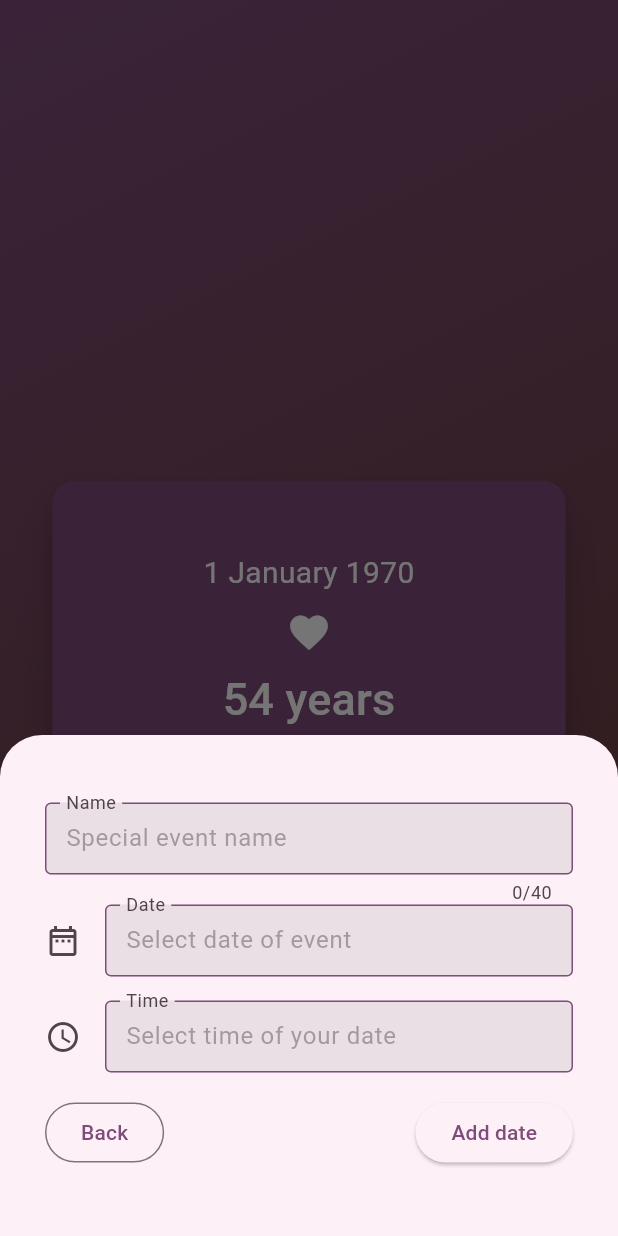
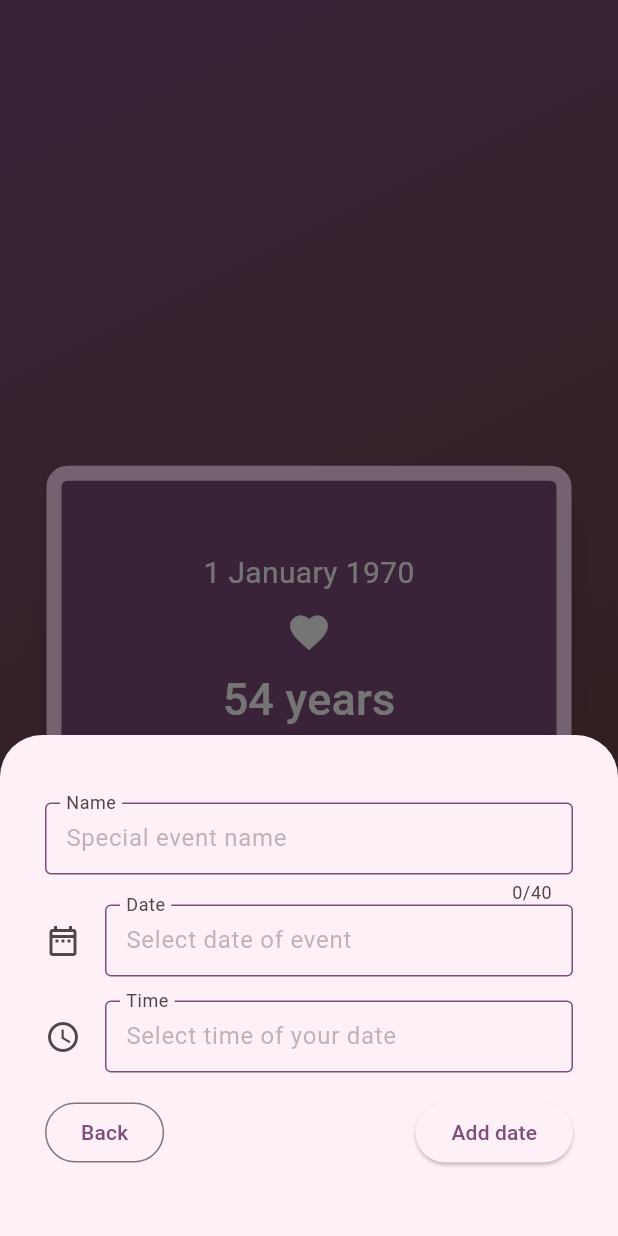
Before and after one commit to pulo0/anniversary-date-app, a Flutter app: the screen it shows after launch, after a tap on "Add date", on a phone screen of 412 x 824 dp. Run offline on Flutter 3.47's test engine with Material 3 defaults, Android fonts, the phone set to English and light mode, and no system bars; our stand-ins replace get_it, google_fonts, shared_preferences; Roboto replaces fonts that are missing (Rosario).

Commit message:
feat: transformed all the 'cosmetic' addons to widgets to app_theme.dart - added service_locator (GetIT) and dependency injection - slight changes and improvements

```diff
--- /dev/null
+++ b/lib/logic/service_locator.dart
@@ -0,0 +1,15 @@
+import 'package:get_it/get_it.dart';
+import 'package:anniversary_date_app/tools/name_helper.dart';
+import 'package:anniversary_date_app/tools/time_calculations.dart';
+import 'package:anniversary_date_app/tools/shared_date_preferences.dart';
+
+final locator = GetIt.I;
+
+void setupLocator() {
+  locator.registerLazySingleton<NameHelper>(() => NameHelper());
+
+  locator.registerLazySingleton<TimeCalculations>(() => TimeCalculations());
+
+  locator.registerLazySingleton<SharedDatePreferences>(
+      () => SharedDatePreferences());
+}
--- a/lib/main.dart
+++ b/lib/main.dart
@@ -1,11 +1,13 @@
+import 'package:flutter/material.dart';
+import 'package:flutter/services.dart';
 import 'package:anniversary_date_app/style/app_theme.dart';
 import 'package:anniversary_date_app/widgets/tab_screen.dart';
-import 'package:flutter/material.dart';
-import 'package:flutter/services.dart';
+import 'package:anniversary_date_app/logic/service_locator.dart';
 
 void main() {
   WidgetsFlutterBinding.ensureInitialized();
   SystemChrome.setPreferredOrientations([DeviceOrientation.portraitUp]);
+  setupLocator();
   runApp(const MainApp());
 }
 
@@ -18,6 +20,7 @@ class MainApp extends StatelessWidget {
       debugShowCheckedModeBanner: false,
       title: 'Anniversary Date App',
       theme: mainTheme(),
+      themeMode: themeMode(),
       home: const TabScreen(),
     );
   }
--- a/lib/style/app_theme.dart
+++ b/lib/style/app_theme.dart
@@ -1,9 +1,53 @@
 import 'package:flutter/material.dart';
+import 'package:google_fonts/google_fonts.dart';
+
+const double radiusSize = 4.0;
+const double margin = 10.0;
+const double hintOpacity = .5;
+const double cardBorderSideWidth = 10.0;
+const double cardBorderSideStrokeAlign = 1.0;
 
 ColorScheme get colorScheme => ColorScheme.fromSeed(
-  seedColor: const Color.fromARGB(255, 67, 35, 65),
-);
+      seedColor: const Color.fromARGB(255, 67, 35, 65),
+    );
 
-ThemeData mainTheme() => ThemeData.from(
+ThemeMode themeMode() => ThemeMode.dark;
+
+ThemeData mainTheme() => ThemeData(
+      useMaterial3: true,
       colorScheme: colorScheme,
+      cardTheme: CardTheme(
+        margin: const EdgeInsets.all(margin),
+        shadowColor: Colors.black,
+        elevation: 10.0,
+        shape: RoundedRectangleBorder(
+          side: BorderSide(
+            color: colorScheme.primaryContainer,
+            width: cardBorderSideWidth,
+            strokeAlign: cardBorderSideStrokeAlign,
+          ),
+          borderRadius: BorderRadius.circular(radiusSize),
+        ),
+      ),
+      inputDecorationTheme: InputDecorationTheme(
+        border: OutlineInputBorder(
+          borderRadius: BorderRadius.circular(radiusSize),
+        ),
+        enabledBorder: OutlineInputBorder(
+          borderSide: BorderSide(
+            color: colorScheme.primary,
+          ),
+        ),
+        fillColor: Colors.transparent,
+        floatingLabelBehavior: FloatingLabelBehavior.always,
+        hintStyle: TextStyle(
+          color: colorScheme.outline.withOpacity(hintOpacity),
+        ),
+        filled: true,
+        contentPadding: const EdgeInsets.all(margin),
+      ),
+      textTheme: GoogleFonts.rosarioTextTheme().copyWith(
+        bodyLarge: GoogleFonts.rosario(),
+        bodyMedium: GoogleFonts.rosario(),
+      ),
     );
--- a/lib/tools/time_calculations.dart
+++ b/lib/tools/time_calculations.dart
@@ -1,5 +1,4 @@
 import 'dart:async';
-
 import 'package:anniversary_date_app/tools/shared_date_preferences.dart';
 
 class TimeCalculations {
--- a/lib/widgets/custom_input_field.dart
+++ b/lib/widgets/custom_input_field.dart
@@ -1,5 +1,4 @@
 import 'package:flutter/material.dart';
-import 'package:anniversary_date_app/style/app_theme.dart';
 
 class CustomInputField extends StatelessWidget {
   final TextEditingController controller;
@@ -21,37 +20,18 @@ class CustomInputField extends StatelessWidget {
 
   @override
   Widget build(BuildContext context) {
-    const double radius = 4;
-    const double opacity = 0.65;
-    const double allPadding = 10;
-    const int max = 40;
+    const int maxLetterCount = 40;
 
     return TextField(
       controller: controller,
       autocorrect: isInputText ? true : false,
-      maxLength: isInputText ? max : null,
+      maxLength: isInputText ? maxLetterCount : null,
       onTap: isInputText ? null : showPicker,
       readOnly: isInputText ? false : true,
       decoration: InputDecoration(
-        border: OutlineInputBorder(
-          borderRadius: BorderRadius.circular(radius),
-        ),
-        enabledBorder: OutlineInputBorder(
-          borderSide: BorderSide(
-            color: colorScheme.primary,
-          ),
-        ),
-        // fillColor: Colors.transparent,
-        floatingLabelBehavior: FloatingLabelBehavior.always,
         labelText: labelTxt,
         icon: icon,
         hintText: hintTxt,
-        hintStyle: TextStyle(
-          color: colorScheme.outline.withOpacity(opacity),
-        ),
-        filled: true,
-        // fillColor: colorScheme.onTertiary,
-        contentPadding: const EdgeInsets.all(allPadding),
       ),
     );
   }
--- a/lib/widgets/date_bottom_sheet.dart
+++ b/lib/widgets/date_bottom_sheet.dart
@@ -1,9 +1,9 @@
-import 'package:anniversary_date_app/tools/name_helper.dart';
+import 'package:intl/intl.dart';
+import 'package:flutter/material.dart';
+import 'package:anniversary_date_app/style/app_theme.dart';
+import 'package:anniversary_date_app/widgets/custom_input_field.dart';
 import 'package:anniversary_date_app/tools/shared_date_preferences.dart';
-import 'package:anniversary_date_app/tools/time_calculations.dart';
-import 'package:flutter/material.dart';
-import 'package:intl/intl.dart';
-import 'package:anniversary_date_app/widgets/custom_input_field.dart';
+import 'package:anniversary_date_app/logic/service_locator.dart';
 
 class DateBottomSheet extends StatefulWidget {
   const DateBottomSheet({super.key});
@@ -13,9 +13,7 @@ class DateBottomSheet extends StatefulWidget {
 }
 
 class _DateBottomSheetState extends State<DateBottomSheet> {
-  final SharedDatePreferences sharedPrefs = SharedDatePreferences();
-  final TimeCalculations tCalc = TimeCalculations();
-  final NameHelper nameHelper = NameHelper();
+  final _sharedPrefs = locator<SharedDatePreferences>();
 
   late final TimeOfDay rawTime;
   late final DateTime rawDate;
@@ -86,7 +84,7 @@ class _DateBottomSheetState extends State<DateBottomSheet> {
                     const Spacer(),
                     ElevatedButton(
                       onPressed: () {
-                        sharedPrefs.saveDateValue(
+                        _sharedPrefs.saveDateValue(
                             'name',
                             'date',
                             _nameController.text,
@@ -113,7 +111,15 @@ class _DateBottomSheetState extends State<DateBottomSheet> {
         initialDate: dateNow,
         firstDate: dateLast,
         lastDate: dateNow,
+        builder: (BuildContext context, Widget? child) {
+          return Theme(
+            data: ThemeData(
+              useMaterial3: true,
+              colorScheme: colorScheme,
+            ),
+            child: child!,
           );
+        });
     if (newDate == null) return;
     rawDate = newDate;
     _dateController.text = DateFormat('yyyy-MM-dd').format(newDate);
@@ -123,7 +129,15 @@ class _DateBottomSheetState extends State<DateBottomSheet> {
     final newTime = await showTimePicker(
         context: context,
         initialTime: TimeOfDay.now(),
+        builder: (BuildContext context, Widget? child) {
+          return Theme(
+            data: ThemeData(
+              useMaterial3: true,
+              colorScheme: colorScheme,
+            ),
+            child: child!,
           );
+        });
 
     if (newTime == null) return;
     if (context.mounted) {
--- a/lib/widgets/date_panel.dart
+++ b/lib/widgets/date_panel.dart
@@ -1,8 +1,9 @@
 import 'dart:async';
 import 'package:flutter/material.dart';
-import 'package:google_fonts/google_fonts.dart';
+import 'package:anniversary_date_app/style/app_theme.dart';
 import 'package:anniversary_date_app/tools/name_helper.dart';
 import 'package:anniversary_date_app/tools/time_calculations.dart';
+import 'package:anniversary_date_app/logic/service_locator.dart';
 
 class DatePanel extends StatefulWidget {
   const DatePanel({super.key});
@@ -12,15 +13,15 @@ class DatePanel extends StatefulWidget {
 }
 
 class _DatePanelState extends State<DatePanel> {
-  TimeCalculations tCalc = TimeCalculations();
-  NameHelper nameHelper = NameHelper();
+  final _tCalc = locator<TimeCalculations>();
+  final _nameHelper = locator<NameHelper>();
 
   @override
   void initState() {
     super.initState();
-    tCalc.initializeEventDate();
-    nameHelper.initializeEventName();
-    tCalc.timer = Timer.periodic(
+    _tCalc.initializeEventDate();
+    _nameHelper.initializeEventName();
+    _tCalc.timer = Timer.periodic(
       const Duration(milliseconds: 500),
       (timer) => _updateTime(),
     );
@@ -28,28 +29,25 @@ class _DatePanelState extends State<DatePanel> {
 
   @override
   void dispose() {
-    tCalc.timer?.cancel();
+    _tCalc.timer?.cancel();
     super.dispose();
   }
 
   void _updateTime() {
     setState(() {
-      tCalc.time = DateTime.now();
-      tCalc.initializeEventDate();
-      nameHelper.initializeEventName();
+      _tCalc.time = DateTime.now();
+      _tCalc.initializeEventDate();
+      _nameHelper.initializeEventName();
     });
   }
 
   @override
   Widget build(BuildContext context) {
-    final ColorScheme colorScheme = Theme.of(context).colorScheme;
-    final textFont = GoogleFonts.rosarioTextTheme();
+    final ColorScheme colorScheme = mainTheme().colorScheme;
+    final TextTheme textTheme = mainTheme().textTheme;
+
     const double boxWidth = 350.0;
     const double boxHeightSpacing = 10.0;
-    const double elv = 10.0;
-    final shape = RoundedRectangleBorder(
-      borderRadius: BorderRadius.circular(15),
-    );
 
     return SizedBox(
       width: boxWidth,
@@ -57,12 +55,6 @@ class _DatePanelState extends State<DatePanel> {
         duration: const Duration(milliseconds: 500),
         curve: Curves.easeInOut,
         child: Card(
-          shape: ShapeBorder.lerp(
-            shape,
-            shape,
-            0.5,
-          ),
-          elevation: elv,
           color: colorScheme.primary,
           shadowColor: colorScheme.onPrimaryContainer,
           child: Padding(
@@ -70,22 +62,22 @@ class _DatePanelState extends State<DatePanel> {
             child: Column(
               children: [
                 Text(
-                  nameHelper.getNamePreference(),
+                  _nameHelper.getNamePreference(),
                   textAlign: TextAlign.center,
                   style: TextStyle(
                     color: colorScheme.onPrimary,
                     fontSize: 20,
-                    fontFamily: textFont.bodyLarge?.fontFamily,
+                    fontFamily: textTheme.bodyMedium!.fontFamily,
                   ),
                 ),
                 const SizedBox(height: boxHeightSpacing),
                 Text(
-                  tCalc.getDateFormattedString(),
+                  _tCalc.getDateFormattedString(),
                   textAlign: TextAlign.center,
                   style: TextStyle(
                     color: colorScheme.onPrimary,
                     fontSize: 20,
-                    fontFamily: textFont.bodyMedium?.fontFamily,
+                    fontFamily: textTheme.bodyMedium!.fontFamily,
                   ),
                 ),
                 const SizedBox(height: boxHeightSpacing),
@@ -98,21 +90,21 @@ class _DatePanelState extends State<DatePanel> {
                 TextButton(
                   onPressed: () {
                     setState(() {
-                      tCalc.perClickTimeIndex++;
-                      if (tCalc.perClickTimeIndex ==
-                          tCalc.timeNames.length + 1) {
-                        tCalc.perClickTimeIndex = 0;
+                      _tCalc.perClickTimeIndex++;
+                      if (_tCalc.perClickTimeIndex ==
+                          _tCalc.timeNames.length + 1) {
+                        _tCalc.perClickTimeIndex = 0;
                       }
                     });
                   },
                   child: Text(
-                    tCalc.perClickTimeIndex != tCalc.timeNames.length
-                        ? tCalc.getCalcTimeToStrCycle()
-                        : tCalc.getCalcTimeToStr(),
+                    _tCalc.perClickTimeIndex != _tCalc.timeNames.length
+                        ? _tCalc.getCalcTimeToStrCycle()
+                        : _tCalc.getCalcTimeToStr(),
                     style: TextStyle(
                       color: colorScheme.onPrimary,
                       fontSize: 30,
-                      fontFamily: textFont.bodyMedium?.fontFamily,
+                      fontFamily: textTheme.bodyLarge?.fontFamily,
                     ),
                     textAlign: TextAlign.center,
                   ),
--- a/lib/widgets/tab_screen.dart
+++ b/lib/widgets/tab_screen.dart
@@ -37,6 +37,7 @@ class TabScreen extends StatelessWidget {
           backgroundColor: colorScheme.primary,
           foregroundColor: colorScheme.onPrimary,
         ),
+        floatingActionButtonLocation: FloatingActionButtonLocation.endFloat,
         body: const Center(
           child: Column(
             mainAxisAlignment: MainAxisAlignment.center,
--- a/pubspec.yaml
+++ b/pubspec.yaml
@@ -10,6 +10,7 @@ dependencies:
   flutter:
     sdk: flutter
   flutter_bloc: ^8.1.6
+  get_it: ^8.0.2
   google_fonts: ^6.2.1
   intl: ^0.19.0
   shared_preferences: ^2.3.2
```
Also changed, not shown: pubspec.lock. Lines whose indentation alone changed are shown as unchanged.
